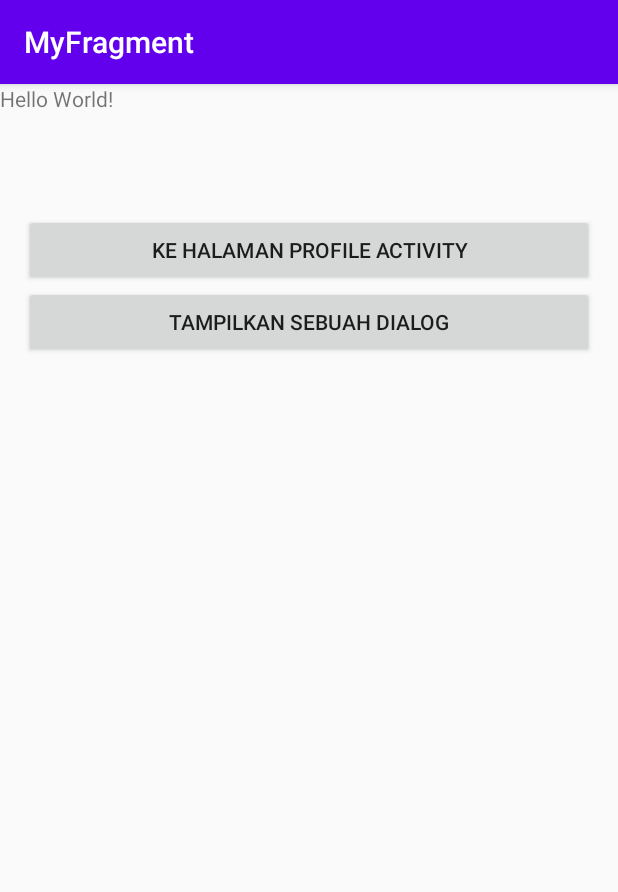
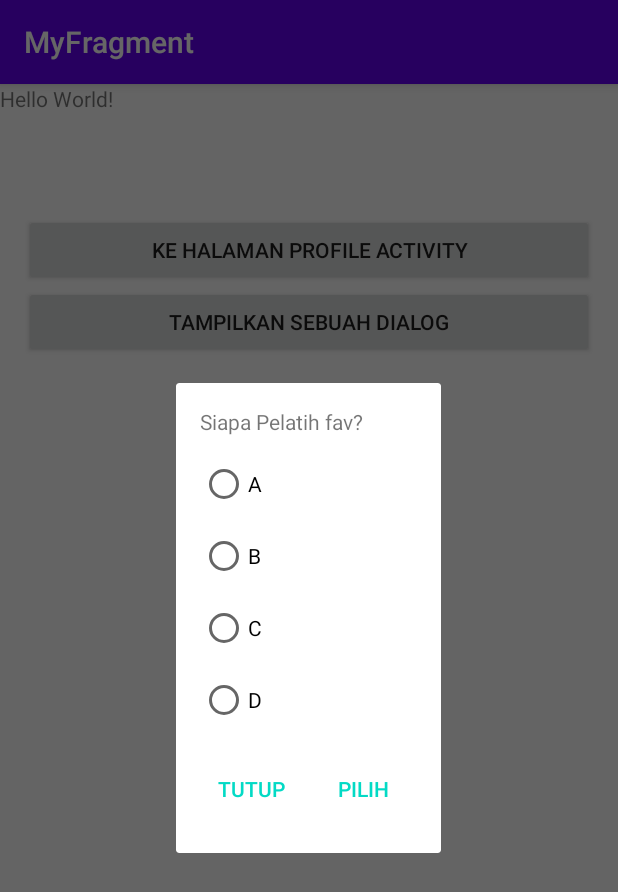
Before and after one commit to boyranger/Android-Develover-SingleFighter, an Android app: the fragment DetailCategoryFragment placed in its activity, after a tap on "TAMPILKAN SEBUAH DIALOG", on a phone screen of 412 x 824 dp. Shown: the top 892 px of the screen. Run offline under Robolectric (Android 15) with nearby library versions, the phone set to English and light mode, and no system bars; 1 statement that could not run was skipped.

Commit message:
optionDialogListener
menambahkan option dialog listener pada fragment

```diff
--- a/BFAA/MyFragment/app/src/main/java/com/firdausdev/singlefighter/bfaa/myfragment/DetailCategoryFragment.java
+++ b/BFAA/MyFragment/app/src/main/java/com/firdausdev/singlefighter/bfaa/myfragment/DetailCategoryFragment.java
@@ -5,30 +5,31 @@ import android.os.Bundle;
 import androidx.annotation.NonNull;
 import androidx.annotation.Nullable;
 import androidx.fragment.app.Fragment;
+import androidx.fragment.app.FragmentManager;
 
 import android.view.LayoutInflater;
 import android.view.View;
 import android.view.ViewGroup;
 import android.widget.Button;
 import android.widget.TextView;
+import android.widget.Toast;
 
 
 /**
  * A simple {@link Fragment} subclass.
  */
 public class DetailCategoryFragment extends Fragment implements View.OnClickListener {
-    TextView tvCategoryName, tvCategoryDesc;
-    Button btnProfile, btnShowDialog;
+    private TextView tvCategoryName, tvCategoryDesc;
 
-    public static String EXTRA_NAME = "extra_name";
+    static String EXTRA_NAME = "extra_name";
     public static String EXTRA_DESC = "extra_desc";
-    public String desc;
+    private String desc;
 
-    public String getDesc() {
+    private String getDesc() {
         return desc;
     }
 
-    public void setDesc(String desc) {
+    void setDesc(String desc) {
         this.desc = desc;
     }
 
@@ -38,8 +39,8 @@ public class DetailCategoryFragment extends Fragment implements View.OnClickList
 
         tvCategoryName=view.findViewById(R.id.tv_category_name);
         tvCategoryDesc=view.findViewById(R.id.tv_category_desc);
-        btnProfile=view.findViewById(R.id.btn_profile);
-        btnShowDialog=view.findViewById(R.id.btn_show_dialog);
+        Button btnProfile = view.findViewById(R.id.btn_profile);
+        Button btnShowDialog = view.findViewById(R.id.btn_show_dialog);
         btnShowDialog.setOnClickListener(this);
     }
 
@@ -58,6 +59,7 @@ public class DetailCategoryFragment extends Fragment implements View.OnClickList
     @Override
     public void onActivityCreated(@Nullable Bundle savedInstanceState) {
         super.onActivityCreated(savedInstanceState);
+        assert getArguments() != null;
         String categoryName = getArguments().getString(EXTRA_NAME);
         tvCategoryName.setText(categoryName);
         tvCategoryDesc.setText(getDesc());
@@ -69,7 +71,18 @@ public class DetailCategoryFragment extends Fragment implements View.OnClickList
             case R.id.btn_profile:
                 break;
             case R.id.btn_show_dialog:
+                OptionDialogFragment mOptionDialogFragment = new OptionDialogFragment();
+
+                FragmentManager mFragmentManager = getChildFragmentManager();
+                mOptionDialogFragment.show(mFragmentManager, OptionDialogFragment.class.getSimpleName());
                 break;
         }
     }
+
+    public  final OptionDialogFragment.OnOptionDialogListener optionDialogListener = new OptionDialogFragment.OnOptionDialogListener() {
+        @Override
+        public void onOptionChosen(String text) {
+            Toast.makeText(getActivity(), text, Toast.LENGTH_SHORT).show();
+        }
+    };
 }
--- /dev/null
+++ b/BFAA/MyFragment/app/src/main/java/com/firdausdev/singlefighter/bfaa/myfragment/OptionDialogFragment.java
@@ -0,0 +1,118 @@
+package com.firdausdev.singlefighter.bfaa.myfragment;
+
+import android.content.Context;
+import android.os.Bundle;
+
+import androidx.annotation.NonNull;
+import androidx.annotation.Nullable;
+import androidx.fragment.app.DialogFragment;
+import androidx.fragment.app.Fragment;
+
+import android.view.LayoutInflater;
+import android.view.View;
+import android.view.ViewGroup;
+import android.widget.Button;
+import android.widget.RadioButton;
+import android.widget.RadioGroup;
+
+import java.util.Objects;
+
+
+/**
+ * A simple {@link Fragment} subclass.
+ */
+public class OptionDialogFragment extends DialogFragment implements View.OnClickListener{
+    private Button btnChoose, btnClose;
+    private RadioGroup rgOptions;
+    private RadioButton rbA, rbB,rbC,rbD;
+    OnOptionDialogListener optionDialogListener;
+
+    public OptionDialogFragment() {
+        // Required empty public constructor
+    }
+
+
+    @Override
+    public View onCreateView(@NonNull LayoutInflater inflater, ViewGroup container,
+                             Bundle savedInstanceState) {
+        // Inflate the layout for this fragment
+        return inflater.inflate(R.layout.fragment_option_dialog, container, false);
+    }
+
+    @Override
+    public void onViewCreated(@NonNull View view, @Nullable Bundle savedInstanceState) {
+        super.onViewCreated(view, savedInstanceState);
+
+        btnChoose = view.findViewById(R.id.btn_choose);
+        btnChoose.setOnClickListener(this);
+        btnClose = view.findViewById(R.id.btn_close);
+        btnClose.setOnClickListener(this);
+        rgOptions = view.findViewById(R.id.rg_options);
+        rbA=view.findViewById(R.id.rb_a);
+        rbB=view.findViewById(R.id.rb_b);
+        rbC=view.findViewById(R.id.rb_c);
+        rbD=view.findViewById(R.id.rb_d);
+
+    }
+    /*
+    mengelola optionDialogListener ketika fragment dipanggil dan dimatikan
+     */
+
+    @Override
+    public void onAttach( Context context) {
+        super.onAttach(context);
+
+        Fragment fragment = getParentFragment();
+
+        if (fragment instanceof  DetailCategoryFragment){
+            DetailCategoryFragment detailCategoryFragment = (DetailCategoryFragment) fragment;
+            this.optionDialogListener = detailCategoryFragment.optionDialogListener;
+
+
+        }
+    }
+
+    @Override
+    public void onDetach() {
+        super.onDetach();
+        this.optionDialogListener = null;
+    }
+
+    @Override
+    public void onClick(View v) {
+        switch (v.getId()){
+            case R.id.btn_close:
+                Objects.requireNonNull(getDialog()).cancel();
+                break;
+
+            case R.id.btn_choose:
+                int checkedRadioButtonId = rgOptions.getCheckedRadioButtonId();
+                if (checkedRadioButtonId != -1){
+                    String coach = null;
+                    switch (checkedRadioButtonId){
+                        case R.id.rb_a:
+                            coach = rbA.getText().toString().trim();
+                            break;
+                        case R.id.rb_b:
+                            coach = rbB.getText().toString().trim();
+                            break;
+                        case R.id.rb_c:
+                            coach = rbC.getText().toString().trim();
+                            break;
+                        case R.id.rb_d:
+                            coach = rbD.getText().toString().trim();
+                            break;
+                    }
+                     if (optionDialogListener != null){
+                         optionDialogListener.onOptionChosen(coach);
+                     }
+                     Objects.requireNonNull(getDialog()).dismiss();
+                }
+                break;
+        }
+    }
+
+    public interface OnOptionDialogListener{
+        void onOptionChosen(String text);
+    }
+}
--- /dev/null
+++ b/BFAA/MyFragment/app/src/main/res/layout/fragment_option_dialog.xml
@@ -0,0 +1,69 @@
+<?xml version="1.0" encoding="utf-8"?>
+<LinearLayout xmlns:android="http://schemas.android.com/apk/res/android"
+    xmlns:tools="http://schemas.android.com/tools"
+    android:layout_width="match_parent"
+    android:layout_height="wrap_content"
+    android:orientation="vertical"
+    android:padding="16dp"
+    tools:context=".OptionDialogFragment">
+
+    <!-- TODO: Update blank fragment layout -->
+    <TextView
+        android:layout_width="match_parent"
+        android:layout_height="wrap_content"
+        android:layout_marginBottom="16dp"
+        android:text="@string/question_coach" />
+    <RadioGroup
+        android:id="@+id/rg_options"
+        android:orientation="vertical"
+        android:layout_width="match_parent"
+        android:layout_height="wrap_content">
+        <RadioButton
+            android:id="@+id/rb_a"
+            android:layout_marginBottom="16dp"
+            android:text="@string/si_a"
+            android:layout_width="match_parent"
+            android:layout_height="wrap_content"/>
+        <RadioButton
+            android:id="@+id/rb_b"
+            android:text="@string/si_b"
+            android:layout_marginBottom="16dp"
+            android:layout_width="match_parent"
+            android:layout_height="wrap_content"/>
+        <RadioButton
+            android:id="@+id/rb_c"
+            android:text="@string/si_c"
+            android:layout_marginBottom="16dp"
+            android:layout_width="match_parent"
+            android:layout_height="wrap_content"/>
+        <RadioButton
+            android:id="@+id/rb_d"
+            android:text="@string/si_d"
+            android:layout_marginBottom="16dp"
+            android:layout_width="match_parent"
+            android:layout_height="wrap_content"/>
+    </RadioGroup>
+    <LinearLayout
+        android:orientation="horizontal"
+        android:layout_width="match_parent"
+        android:layout_height="wrap_content">
+        <Button
+            android:id="@+id/btn_close"
+            style="?android:attr/buttonBarButtonStyle"
+            android:layout_marginEnd="4dp"
+            android:layout_weight="0.5"
+            android:text="@string/close"
+            android:layout_width="match_parent"
+            android:layout_height="wrap_content"/>
+        <Button
+            android:id="@+id/btn_choose"
+            style="?android:attr/buttonBarButtonStyle"
+            android:layout_marginLeft="4dp"
+            android:layout_marginRight="4dp"
+            android:layout_weight="0.5"
+            android:text="@string/choose"
+            android:layout_width="match_parent"
+            android:layout_height="wrap_content"/>
+    </LinearLayout>
+
+</LinearLayout>
```
